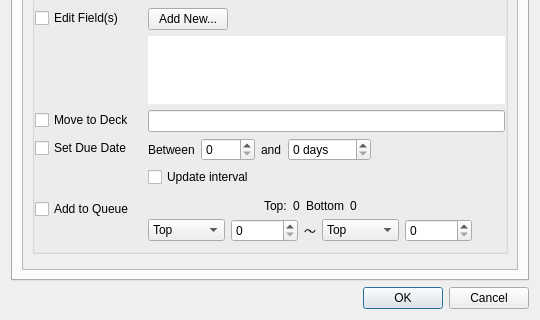
The window that res/ui/options_dialog.ui (iamjustkoi/LeechToolkit) describes before a commit, drawn with Qt 5; both pictures show x 0 to 540 and y 265 to 585 of the 540 by 585 pixel window.
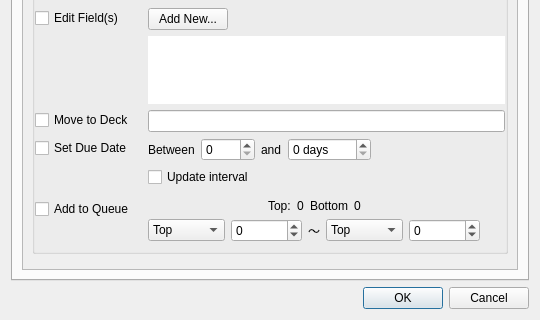
The same window after the commit.

Commit message: Implemented current queue value labels

What changed in the file:
```diff
--- a/res/ui/options_dialog.ui
+++ b/res/ui/options_dialog.ui
@@ -921,6 +921,9 @@
                            <verstretch>0</verstretch>
                           </sizepolicy>
                          </property>
+                         <property name="minimum">
+                          <number>-9999999</number>
+                         </property>
                          <property name="maximum">
                           <number>9999999</number>
                          </property>
@@ -980,6 +983,9 @@
                            <verstretch>0</verstretch>
                           </sizepolicy>
                          </property>
+                         <property name="minimum">
+                          <number>-9999999</number>
+                         </property>
                          <property name="maximum">
                           <number>9999999</number>
                          </property>
```
The commit also changes 2 other files.
